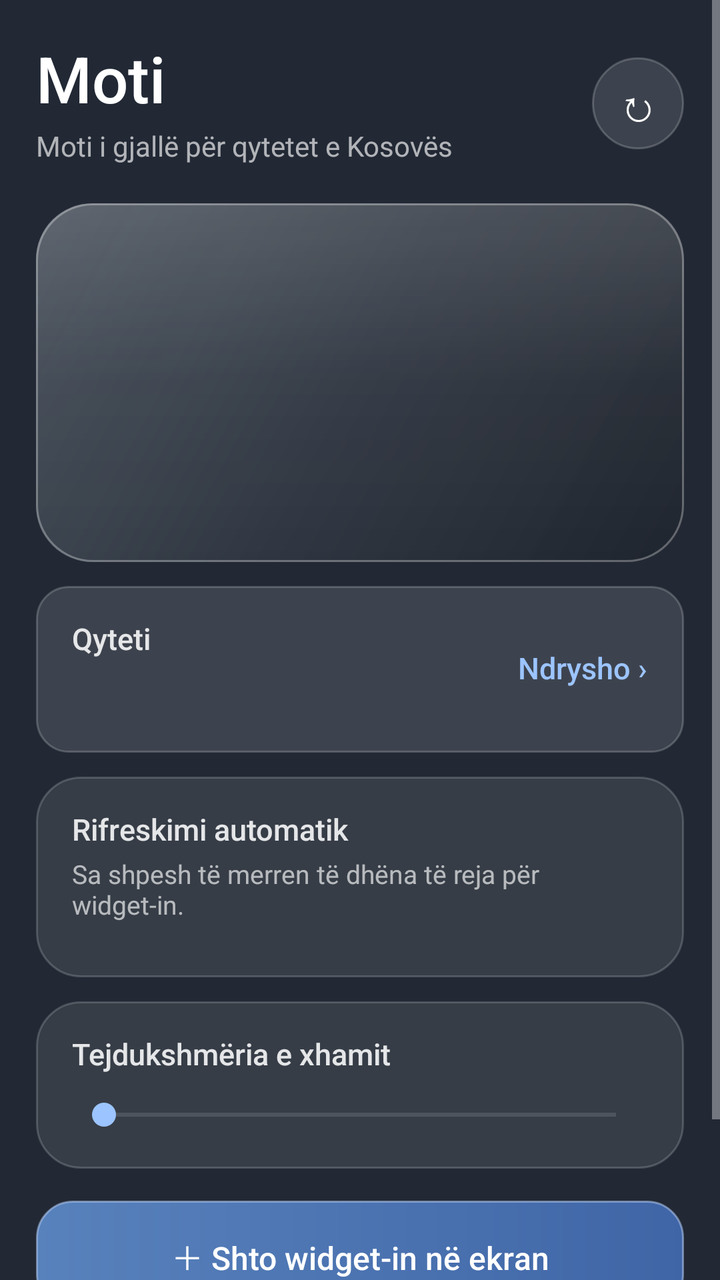
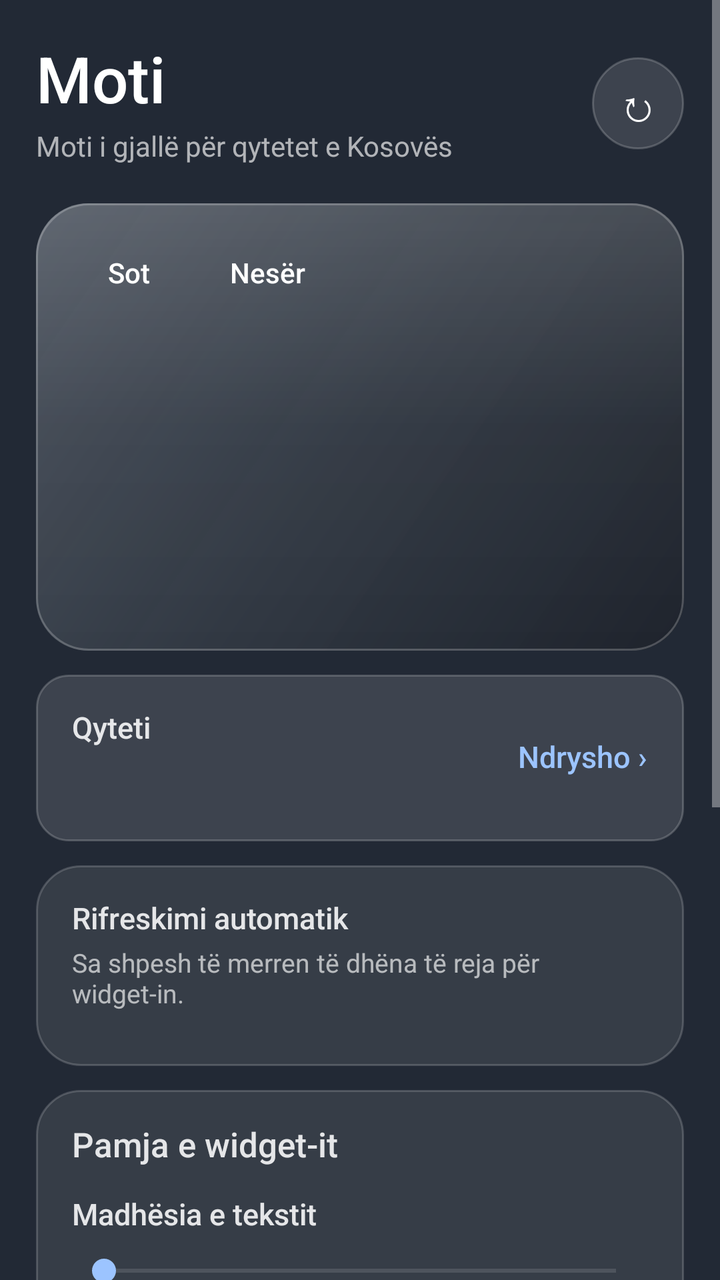

An Android layout rendered at two revisions. The XML below is the earlier revision; the diff shows what the commit changed to produce the second picture.
<!-- AndroidManifest.xml: application theme Theme.Moti -->
<!-- res/layout/activity_main.xml -->
<?xml version="1.0" encoding="utf-8"?>
<ScrollView xmlns:android="http://schemas.android.com/apk/res/android"
    android:layout_width="match_parent"
    android:layout_height="match_parent"
    android:clipToPadding="false"
    android:fillViewport="true"
    android:overScrollMode="ifContentScrolls">

    <LinearLayout
        android:id="@+id/content"
        android:layout_width="match_parent"
        android:layout_height="wrap_content"
        android:orientation="vertical"
        android:paddingStart="18dp"
        android:paddingTop="14dp"
        android:paddingEnd="18dp"
        android:paddingBottom="24dp">

        
        <LinearLayout
            android:layout_width="match_parent"
            android:layout_height="wrap_content"
            android:gravity="center_vertical"
            android:orientation="horizontal"
            android:paddingTop="8dp"
            android:paddingBottom="4dp">

            <LinearLayout
                android:layout_width="0dp"
                android:layout_height="wrap_content"
                android:layout_weight="1"
                android:orientation="vertical">

                <TextView
                    style="@style/T.Title"
                    android:text="@string/app_name" />

                <TextView
                    style="@style/T.Sub"
                    android:text="@string/tagline" />
            </LinearLayout>

            <TextView
                android:id="@+id/btn_refresh"
                style="@style/T.IconBtn"
                android:contentDescription="@string/refresh"
                android:text="↻" />
        </LinearLayout>

        
        <LinearLayout
            android:id="@+id/card_weather"
            style="@style/Card"
            android:layout_marginTop="16dp"
            android:background="@drawable/glass_bg"
            android:orientation="vertical"
            android:padding="20dp">

            <LinearLayout
                android:layout_width="match_parent"
                android:layout_height="wrap_content"
                android:gravity="center_vertical"
                android:orientation="horizontal">

                <LinearLayout
                    android:layout_width="0dp"
                    android:layout_height="wrap_content"
                    android:layout_weight="1"
                    android:orientation="vertical">

                    <TextView
                        android:id="@+id/tv_city"
                        style="@style/T.City" />

                    <TextView
                        android:id="@+id/tv_cond"
                        style="@style/T.Cond" />
                </LinearLayout>

                <TextView
                    android:id="@+id/tv_temp"
                    style="@style/T.Temp" />

                <TextView
                    android:id="@+id/tv_icon"
                    style="@style/T.Icon" />
            </LinearLayout>

            <TextView
                android:id="@+id/tv_headline"
                style="@style/T.Headline" />

            <LinearLayout
                android:id="@+id/list_msgs"
                android:layout_width="match_parent"
                android:layout_height="wrap_content"
                android:layout_marginTop="4dp"
                android:orientation="vertical" />

            <TextView
                android:id="@+id/tv_updated"
                style="@style/T.Small"
                android:layout_marginTop="14dp" />
        </LinearLayout>

        
        <LinearLayout
            android:id="@+id/card_hourly"
            style="@style/Card"
            android:orientation="vertical"
            android:visibility="gone">

            <TextView
                style="@style/T.Label"
                android:text="@string/next_hours" />

            <HorizontalScrollView
                android:layout_width="match_parent"
                android:layout_height="wrap_content"
                android:layout_marginTop="10dp"
                android:scrollbars="none">

                <LinearLayout
                    android:id="@+id/row_hours"
                    android:layout_width="wrap_content"
                    android:layout_height="wrap_content"
                    android:orientation="horizontal" />
            </HorizontalScrollView>
        </LinearLayout>

        
        <LinearLayout
            android:id="@+id/row_city"
            style="@style/Card"
            android:background="@drawable/btn_bg"
            android:clickable="true"
            android:focusable="true"
            android:gravity="center_vertical"
            android:orientation="horizontal">

            <LinearLayout
                android:layout_width="0dp"
                android:layout_height="wrap_content"
                android:layout_weight="1"
                android:orientation="vertical">

                <TextView
                    style="@style/T.Label"
                    android:text="@string/city" />

                <TextView
                    android:id="@+id/tv_city_value"
                    style="@style/T.Value" />
            </LinearLayout>

            <TextView
                style="@style/T.Link"
                android:text="@string/change" />
        </LinearLayout>

        
        <LinearLayout
            style="@style/Card"
            android:orientation="vertical">

            <TextView
                style="@style/T.Label"
                android:text="@string/auto_refresh" />

            <TextView
                style="@style/T.Hint"
                android:text="@string/auto_refresh_hint" />

            <GridLayout
                android:id="@+id/grid_interval"
                android:layout_width="match_parent"
                android:layout_height="wrap_content"
                android:layout_marginStart="-4dp"
                android:layout_marginTop="10dp"
                android:layout_marginEnd="-4dp"
                android:columnCount="3" />
        </LinearLayout>

        
        <LinearLayout
            style="@style/Card"
            android:orientation="vertical">

            <LinearLayout
                android:layout_width="match_parent"
                android:layout_height="wrap_content"
                android:orientation="horizontal">

                <TextView
                    style="@style/T.Label"
                    android:layout_width="0dp"
                    android:layout_weight="1"
                    android:text="@string/transparency" />

                <TextView
                    android:id="@+id/tv_alpha"
                    style="@style/T.Label" />
            </LinearLayout>

            <SeekBar
                android:id="@+id/sb_alpha"
                android:layout_width="match_parent"
                android:layout_height="wrap_content"
                android:layout_marginTop="12dp"
                android:max="90"
                android:progressBackgroundTint="#66FFFFFF"
                android:progressTint="@color/accent"
                android:thumbTint="@color/accent" />
        </LinearLayout>

        
        <LinearLayout
            android:id="@+id/card_battery"
            style="@style/Card"
            android:orientation="vertical"
            android:visibility="gone">

            <TextView
                style="@style/T.Body"
                android:text="@string/battery_hint" />

            <TextView
                android:id="@+id/btn_battery"
                style="@style/T.Button"
                android:layout_marginTop="12dp"
                android:text="@string/battery_allow" />
        </LinearLayout>

        <TextView
            android:id="@+id/btn_add"
            style="@style/T.ButtonPrimary"
            android:text="@string/add_widget" />

        <TextView
            style="@style/T.Footer"
            android:text="@string/attribution" />
    </LinearLayout>
</ScrollView>
<!-- resources referenced by this layout -->
<resources>
  <color name="accent">#FF9CC4FF</color>
  <!-- drawable glass_bg (drawable) -->
  <?xml version="1.0" encoding="utf-8"?>
  <layer-list xmlns:android="http://schemas.android.com/apk/res/android">
      <item>
          <shape android:shape="rectangle">
              <corners android:radius="@dimen/widget_radius" />
              <gradient
                  android:angle="315"
                  android:centerColor="#B3353C46"
                  android:endColor="#BF1D222A"
                  android:startColor="#C24F5863"
                  android:type="linear" />
          </shape>
      </item>
      <item>
          <shape android:shape="rectangle">
              <corners android:radius="@dimen/widget_radius" />
              <gradient
                  android:angle="270"
                  android:centerColor="#08FFFFFF"
                  android:endColor="#00FFFFFF"
                  android:startColor="#24FFFFFF"
                  android:type="linear" />
          </shape>
      </item>
      <item>
          <shape android:shape="rectangle">
              <corners android:radius="@dimen/widget_radius" />
              <stroke
                  android:width="1dp"
                  android:color="#4DFFFFFF" />
          </shape>
      </item>
  </layer-list>
  <string name="add_widget">＋  Shto widget-in në ekran</string>
  <string name="app_name">Moti</string>
  <string name="attribution">Të dhënat e motit: Open-Meteo.com (CC BY 4.0)\nCilësia e ajrit: Copernicus CAMS</string>
  <string name="auto_refresh">Rifreskimi automatik</string>
  <string name="auto_refresh_hint">Sa shpesh të merren të dhëna të reja për widget-in.</string>
  <string name="battery_allow">Lejo punën në sfond</string>
  <string name="battery_hint">Që widget-i të rifreskohet me kohë, lejoje aplikacionin të punojë në sfond.</string>
  <string name="change">Ndrysho ›</string>
  <string name="city">Qyteti</string>
  <string name="next_hours">Orët në vijim</string>
  <string name="refresh">Rifresko</string>
  <string name="tagline">Moti i gjallë për qytetet e Kosovës</string>
  <string name="transparency">Tejdukshmëria e xhamit</string>
  <style name="T.Hint">
          <item name="android:textSize">13sp</item>
          <item name="android:textColor">@color/text3</item>
          <item name="android:layout_marginTop">6dp</item>
      </style>
  <style name="T.Icon">
          <item name="android:textSize">40sp</item>
          <item name="android:layout_marginStart">8dp</item>
      </style>
  <style name="T.Small">
          <item name="android:textSize">12sp</item>
          <item name="android:textColor">@color/text3</item>
      </style>
  <style name="T.Sub">
          <item name="android:textSize">14sp</item>
          <item name="android:textColor">@color/text3</item>
          <item name="android:layout_marginTop">6dp</item>
      </style>
  <style name="T.Temp">
          <item name="android:textSize">52sp</item>
          <item name="android:fontFamily">sans-serif-light</item>
      </style>
  <style name="T.Title">
          <item name="android:textSize">32sp</item>
          <item name="android:fontFamily">sans-serif-medium</item>
      </style>
  <style name="T.Value">
          <item name="android:textSize">20sp</item>
          <item name="android:layout_marginTop">6dp</item>
      </style>
  <dimen name="widget_radius">24dp</dimen>
  <color name="text2">#E0FFFFFF</color>
  <color name="text3">#A6FFFFFF</color>
  <color name="window_fallback">#E60B1220</color>
  <color name="text">#FFFFFFFF</color>
  <!-- unchanged entries left out for length: 16 -->
</resources>

<!-- the commit's change to res/layout/activity_main.xml (unified diff, before → after) -->
@@ -52,9 +52,27 @@
             android:id="@+id/card_weather"
             style="@style/Card"
             android:layout_marginTop="16dp"
-            android:background="@drawable/glass_bg"
+            android:background="@drawable/glass_m"
             android:orientation="vertical"
             android:padding="20dp">
+
+            <LinearLayout
+                android:layout_width="match_parent"
+                android:layout_height="wrap_content"
+                android:layout_marginBottom="14dp"
+                android:orientation="horizontal">
+
+                <TextView
+                    android:id="@+id/tab_today"
+                    style="@style/T.Tab"
+                    android:text="Sot" />
+
+                <TextView
+                    android:id="@+id/tab_tomorrow"
+                    style="@style/T.Tab"
+                    android:layout_marginStart="8dp"
+                    android:text="Nesër" />
+            </LinearLayout>
 
             <LinearLayout
                 android:layout_width="match_parent"
@@ -186,31 +204,120 @@
             style="@style/Card"
             android:orientation="vertical">
 
-            <LinearLayout
-                android:layout_width="match_parent"
-                android:layout_height="wrap_content"
+            <TextView
+                style="@style/T.Label"
+                android:textSize="17sp"
+                android:text="@string/look" />
+
+            <LinearLayout
+                android:layout_width="match_parent"
+                android:layout_height="wrap_content"
+                android:layout_marginTop="16dp"
                 android:orientation="horizontal">
 
                 <TextView
                     style="@style/T.Label"
                     android:layout_width="0dp"
                     android:layout_weight="1"
-                    android:text="@string/transparency" />
-
-                <TextView
-                    android:id="@+id/tv_alpha"
+                    android:text="@string/text_size" />
+
+                <TextView
+                    android:id="@+id/tv_size"
                     style="@style/T.Label" />
             </LinearLayout>
 
             <SeekBar
-                android:id="@+id/sb_alpha"
-                android:layout_width="match_parent"
-                android:layout_height="wrap_content"
-                android:layout_marginTop="12dp"
-                android:max="90"
+                android:id="@+id/sb_size"
+                android:layout_width="match_parent"
+                android:layout_height="wrap_content"
+                android:layout_marginTop="10dp"
+                android:max="80"
                 android:progressBackgroundTint="#66FFFFFF"
                 android:progressTint="@color/accent"
                 android:thumbTint="@color/accent" />
+
+            <TextView
+                style="@style/T.Label"
+                android:layout_marginTop="18dp"
+                android:text="@string/font_style" />
+
+            <GridLayout
+                android:id="@+id/grid_font"
+                android:layout_width="match_parent"
+                android:layout_height="wrap_content"
+                android:layout_marginStart="-4dp"
+                android:layout_marginTop="8dp"
+                android:layout_marginEnd="-4dp"
+                android:columnCount="3" />
+
+            <TextView
+                style="@style/T.Label"
+                android:layout_marginTop="18dp"
+                android:text="@string/background" />
+
+            <GridLayout
+                android:id="@+id/grid_bg"
+                android:layout_width="match_parent"
+                android:layout_height="wrap_content"
+                android:layout_marginStart="-4dp"
+                android:layout_marginTop="8dp"
+                android:layout_marginEnd="-4dp"
+                android:columnCount="2" />
+
+            <LinearLayout
+                android:id="@+id/glass_opts"
+                android:layout_width="match_parent"
+                android:layout_height="wrap_content"
+                android:orientation="vertical">
+
+                <TextView
+                    style="@style/T.Label"
+                    android:layout_marginTop="18dp"
+                    android:text="@string/corners" />
+
+                <GridLayout
+                    android:id="@+id/grid_corner"
+                    android:layout_width="match_parent"
+                    android:layout_height="wrap_content"
+                    android:layout_marginStart="-4dp"
+                    android:layout_marginTop="8dp"
+                    android:layout_marginEnd="-4dp"
+                    android:columnCount="3" />
+
+                <LinearLayout
+                    android:layout_width="match_parent"
+                    android:layout_height="wrap_content"
+                    android:layout_marginTop="18dp"
+                    android:orientation="horizontal">
+
+                    <TextView
+                        style="@style/T.Label"
+                        android:layout_width="0dp"
+                        android:layout_weight="1"
+                        android:text="@string/transparency" />
+
+                    <TextView
+                        android:id="@+id/tv_alpha"
+                        style="@style/T.Label" />
+                </LinearLayout>
+
+                <SeekBar
+                    android:id="@+id/sb_alpha"
+                    android:layout_width="match_parent"
+                    android:layout_height="wrap_content"
+                    android:layout_marginTop="10dp"
+                    android:max="90"
+                    android:progressBackgroundTint="#66FFFFFF"
+                    android:progressTint="@color/accent"
+                    android:thumbTint="@color/accent" />
+            </LinearLayout>
+
+            <LinearLayout
+                android:id="@+id/switches"
+                android:layout_width="match_parent"
+                android:layout_height="wrap_content"
+                android:layout_marginTop="10dp"
+                android:orientation="vertical" />
         </LinearLayout>
 
         
<!-- resource entries referenced after the edit -->
@@ -1,37 +1,37 @@
 <!-- resources referenced by this layout -->
 <resources>
   <color name="accent">#FF9CC4FF</color>
-  <!-- drawable glass_bg (drawable) -->
+  <!-- drawable glass_m (drawable) -->
   <?xml version="1.0" encoding="utf-8"?>
   <layer-list xmlns:android="http://schemas.android.com/apk/res/android">
       <item>
           <shape android:shape="rectangle">
-              <corners android:radius="@dimen/widget_radius" />
+              <corners android:radius="26dp" />
               <gradient
                   android:angle="315"
-                  android:centerColor="#B3353C46"
-                  android:endColor="#BF1D222A"
-                  android:startColor="#C24F5863"
+                  android:centerColor="#B8363D47"
+                  android:endColor="#C21C2129"
+                  android:startColor="#C7525B66"
                   android:type="linear" />
           </shape>
       </item>
       <item>
           <shape android:shape="rectangle">
-              <corners android:radius="@dimen/widget_radius" />
+              <corners android:radius="26dp" />
               <gradient
                   android:angle="270"
-                  android:centerColor="#08FFFFFF"
+                  android:centerColor="#06FFFFFF"
                   android:endColor="#00FFFFFF"
-                  android:startColor="#24FFFFFF"
+                  android:startColor="#22FFFFFF"
                   android:type="linear" />
           </shape>
       </item>
       <item>
           <shape android:shape="rectangle">
-              <corners android:radius="@dimen/widget_radius" />
+              <corners android:radius="26dp" />
               <stroke
                   android:width="1dp"
-                  android:color="#4DFFFFFF" />
+                  android:color="#38FFFFFF" />
           </shape>
       </item>
   </layer-list>
@@ -40,13 +40,18 @@
   <string name="attribution">Të dhënat e motit: Open-Meteo.com (CC BY 4.0)\nCilësia e ajrit: Copernicus CAMS</string>
   <string name="auto_refresh">Rifreskimi automatik</string>
   <string name="auto_refresh_hint">Sa shpesh të merren të dhëna të reja për widget-in.</string>
+  <string name="background">Sfondi</string>
   <string name="battery_allow">Lejo punën në sfond</string>
   <string name="battery_hint">Që widget-i të rifreskohet me kohë, lejoje aplikacionin të punojë në sfond.</string>
   <string name="change">Ndrysho ›</string>
   <string name="city">Qyteti</string>
+  <string name="corners">Qoshet</string>
+  <string name="font_style">Stili i shkronjave</string>
+  <string name="look">Pamja e widget-it</string>
   <string name="next_hours">Orët në vijim</string>
   <string name="refresh">Rifresko</string>
   <string name="tagline">Moti i gjallë për qytetet e Kosovës</string>
+  <string name="text_size">Madhësia e tekstit</string>
   <string name="transparency">Tejdukshmëria e xhamit</string>
   <style name="T.Hint">
           <item name="android:textSize">13sp</item>
@@ -66,6 +71,14 @@
           <item name="android:textColor">@color/text3</item>
           <item name="android:layout_marginTop">6dp</item>
       </style>
+  <style name="T.Tab">
+          <item name="android:textSize">14sp</item>
+          <item name="android:fontFamily">sans-serif-medium</item>
+          <item name="android:paddingStart">16dp</item>
+          <item name="android:paddingEnd">16dp</item>
+          <item name="android:paddingTop">7dp</item>
+          <item name="android:paddingBottom">7dp</item>
+      </style>
   <style name="T.Temp">
           <item name="android:textSize">52sp</item>
           <item name="android:fontFamily">sans-serif-light</item>
@@ -78,7 +91,6 @@
           <item name="android:textSize">20sp</item>
           <item name="android:layout_marginTop">6dp</item>
       </style>
-  <dimen name="widget_radius">24dp</dimen>
   <color name="text2">#E0FFFFFF</color>
   <color name="text3">#A6FFFFFF</color>
   <color name="window_fallback">#E60B1220</color>
